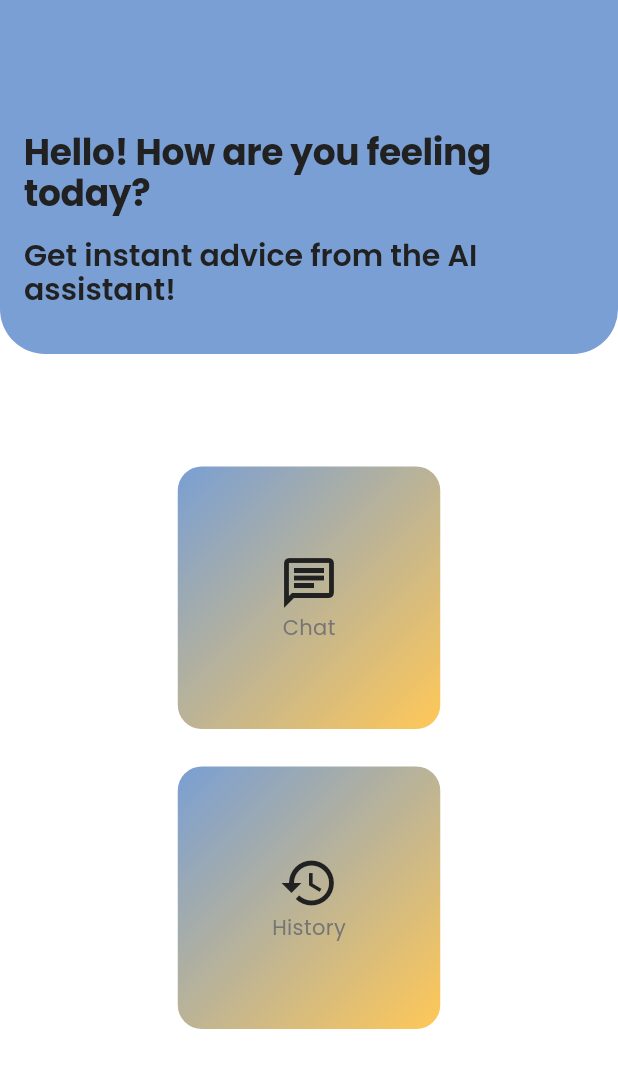
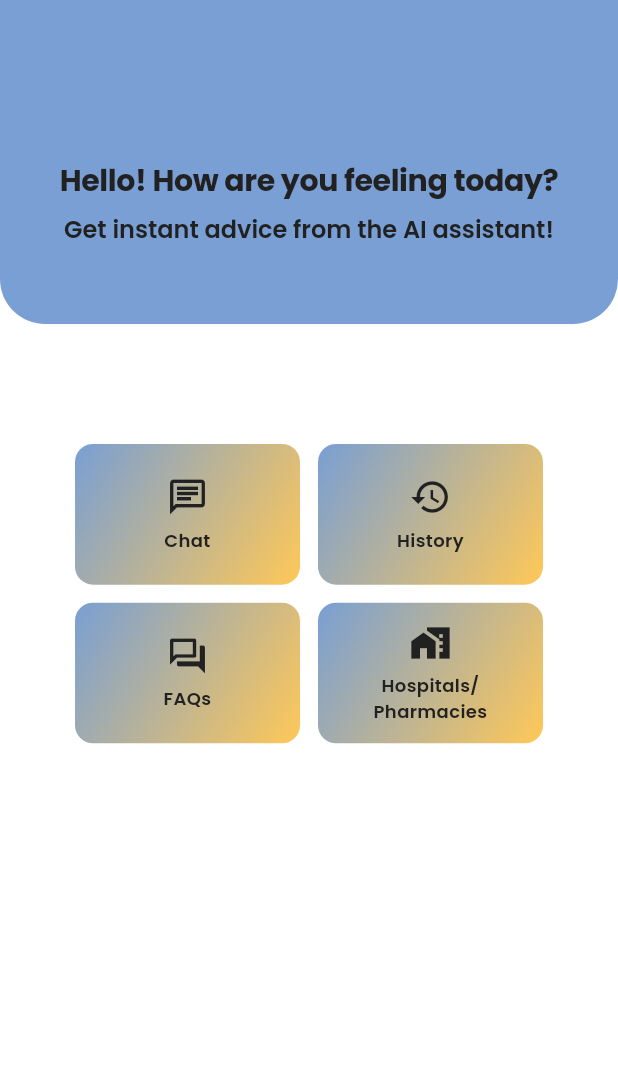
Before and after one commit to Yashi-Piparsaniya/hackOdisha, a Flutter app: the Assistant screen opened directly, on a phone screen of 412 x 824 dp. Shown: the top 1068 px of the screen. Run offline on Flutter 3.47's test engine with Material 3 defaults, Android fonts, the phone set to English and light mode, and no system bars; our stand-ins replace google_fonts, shared_preferences; accounts and stored records are empty.

Commit message:
added nearby hospitals and faqs

```diff
--- a/frontend/lib/app/auth/screens/assistant.dart
+++ b/frontend/lib/app/auth/screens/assistant.dart
@@ -13,98 +13,129 @@ class _AssistantState extends State<Assistant> {
   Widget build(BuildContext context) {
     return Scaffold(
       appBar: AppBar(
-        title: Text(" "),
+        title: const Text(" "),
         backgroundColor: AppColors.primary,
       ),
       body: SingleChildScrollView(
         child: Column(
           crossAxisAlignment: CrossAxisAlignment.center,
           children: [
+            // Top header
             Container(
               width: double.infinity,
-              height: 180,
+              height: 160,
               decoration: BoxDecoration(
                 color: AppColors.primary,
-                borderRadius: BorderRadius.only(bottomLeft: Radius.circular(30) ,bottomRight: Radius.circular(30)),
+                borderRadius: const BorderRadius.only(
+                  bottomLeft: Radius.circular(30),
+                  bottomRight: Radius.circular(30),
+                ),
               ),
               child: Center(
                 child: Padding(
                   padding: const EdgeInsets.all(16.0),
                   child: Column(
                     mainAxisAlignment: MainAxisAlignment.center,
-                      crossAxisAlignment: CrossAxisAlignment.center,
                     children: [
-                        Text("Hello! How are you feeling today?",
-                          style: Theme.of(
-                            context,
-                          ).textTheme.displayLarge?.copyWith(color: AppColors.text),
+                      Text(
+                        "Hello! How are you feeling today?",
+                        style: Theme.of(context)
+                            .textTheme
+                            .displayLarge
+                            ?.copyWith(color: AppColors.text, fontSize: 20),
+                        textAlign: TextAlign.center,
                       ),
-                        const SizedBox(height: 16),
-                        Text("Get instant advice from the AI assistant!",
-                          style: Theme.of(
-                            context,
-                          ).textTheme.displayMedium?.copyWith(color: AppColors.text),
+                      const SizedBox(height: 12),
+                      Text(
+                        "Get instant advice from the AI assistant!",
+                        style: Theme.of(context)
+                            .textTheme
+                            .displayMedium
+                            ?.copyWith(color: AppColors.text, fontSize: 16),
+                        textAlign: TextAlign.center,
                       ),
                     ],
                   ),
-                  )
                 ),
               ),
-            const SizedBox(height: 75),
-            GestureDetector(
-              onTap: (){
-                Navigator.pushNamed(context, "/chat");
-              },
+            ),
+
+            const SizedBox(height: 30),
+
+            // Grid View for Buttons
+            Padding(
+              padding: const EdgeInsets.all(50.0),
+              child: GridView.count(
+                crossAxisCount: 2,
+                crossAxisSpacing: 12,
+                mainAxisSpacing: 12,
+                shrinkWrap: true,
+                physics: const NeverScrollableScrollPhysics(),
+                childAspectRatio: 1.6, // makes buttons smaller & wider
+                children: [
+                  _buildGridItem(
+                    context,
+                    icon: Icons.chat_outlined,
+                    label: "Chat",
+                    onTap: () => Navigator.pushNamed(context, "/chat"),
+                  ),
+                  _buildGridItem(
+                    context,
+                    icon: Icons.history,
+                    label: "History",
+                    onTap: () => Navigator.pushNamed(context, "/history"),
+                  ),
+                  _buildGridItem(
+                    context,
+                    icon: Icons.question_answer_outlined,
+                    label: "FAQs",
+                    onTap: () => Navigator.pushNamed(context, "/faq"),
+                  ),
+                  _buildGridItem(
+                    context,
+                    icon: Icons.maps_home_work_sharp,
+                    label: "Hospitals/Pharmacies",
+                    onTap: () => Navigator.pushNamed(context, "/nhnp"),
+                  ),
+                ],
+              ),
+            ),
+          ],
+        ),
+      ),
+    );
+  }
+
+  // Reusable method for grid items
+  Widget _buildGridItem(BuildContext context,
+      {required IconData icon,
+        required String label,
+        required VoidCallback onTap}) {
+    return GestureDetector(
+      onTap: onTap,
       child: Container(
-                height: 175,
-                width: 175,
+        padding: const EdgeInsets.all(12), // smaller padding
         decoration: BoxDecoration(
-                  borderRadius: BorderRadius.circular(16),
+          borderRadius: BorderRadius.circular(12),
           gradient: LinearGradient(
             colors: [AppColors.primary, AppColors.accent],
             begin: Alignment.topLeft,
             end: Alignment.bottomRight,
           ),
         ),
-                child: Padding(
-                  padding: const EdgeInsets.all(16.0),
         child: Column(
           mainAxisAlignment: MainAxisAlignment.center,
           children: [
-                      Icon(Icons.chat_outlined , color: AppColors.text, size: 40,),
-                      Text("Chat")
-                    ],
+            Icon(icon, color: AppColors.text, size: 28), // smaller icon
+            const SizedBox(height: 6),
+            Text(
+              label,
+              style: TextStyle(
+                color: AppColors.text,
+                fontWeight: FontWeight.w600,
+                fontSize: 12, // smaller font
               ),
-                ),
-              ),
-            ),
-            const SizedBox(height: 25),
-            GestureDetector(
-              onTap:(){
-                Navigator.pushNamed(context, "/history");
-              },
-              child: Container(
-                height: 175,
-                width: 175,
-                decoration: BoxDecoration(
-                  borderRadius: BorderRadius.circular(16),
-                  gradient: LinearGradient(
-                    colors: [AppColors.primary, AppColors.accent],
-                    begin: Alignment.topLeft,
-                    end: Alignment.bottomRight,
-                  ),
-                ),
-                child: Padding(
-                  padding: const EdgeInsets.all(16.0),
-                  child: Column(
-                    mainAxisAlignment: MainAxisAlignment.center,
-                    children: [
-                      Icon(Icons.history , color: AppColors.text, size: 40,),
-                      Text("History")
-                    ],
-                  ),
-                ),
-              ),
+              textAlign: TextAlign.center,
             )
           ],
         ),
--- a/frontend/lib/app/auth/screens/chat.dart
+++ b/frontend/lib/app/auth/screens/chat.dart
@@ -13,7 +13,7 @@ class _ChatState extends State<Chat> {
   Widget build(BuildContext context) {
     return Scaffold(
       appBar: AppBar(
-        title: Text("AI Assistant"),
+        title: Text("SwasthAI"),
         centerTitle: true,
         backgroundColor: AppColors.primary,
       ),
--- a/frontend/lib/main.dart
+++ b/frontend/lib/main.dart
@@ -31,7 +31,7 @@ class MyApp extends StatelessWidget {
         ),
         inputDecorationTheme: AppTextFieldTheme.theme,
       ),
-      initialRoute: AppRoutes.login,
+      initialRoute: AppRoutes.home,
       onGenerateRoute: AppRoutes.generateRoute,
     );
   }
--- a/frontend/lib/routes/routes.dart
+++ b/frontend/lib/routes/routes.dart
@@ -1,6 +1,8 @@
 import 'package:flutter/material.dart';
+import 'package:hack_odisha/app/auth/screens/nhnp.dart';
 
 import '../app/auth/screens/chat.dart';
+import '../app/auth/screens/faq.dart';
 import '../app/auth/screens/history.dart';
 import '../app/auth/screens/home_screen.dart';
 import '../app/auth/screens/login_screen.dart';
@@ -14,6 +16,8 @@ class AppRoutes {
   static const String home = '/home';
   static const String chat = '/chat';
   static const String history = '/history';
+  static const String faq = '/faq';
+  static const String nhnp = '/nhnp';
 
   static Route<dynamic> generateRoute(RouteSettings settings) {
     switch (settings.name) {
@@ -29,6 +33,10 @@ class AppRoutes {
         return MaterialPageRoute(builder: (_) => const Chat());
       case history:
         return MaterialPageRoute(builder: (_) => const History());
+      case faq:
+        return MaterialPageRoute(builder: (_) => const FAQPage());
+      case nhnp:
+        return MaterialPageRoute(builder: (_) => const NHNPPage());
       default:
         return MaterialPageRoute(builder: (_) => const SplashScreen());
     }
--- a/frontend/lib/utils/utils.dart
+++ b/frontend/lib/utils/utils.dart
@@ -1,9 +1,9 @@
 import 'package:flutter/material.dart';
 
 void navigateToLogin(BuildContext context) {
-  Future.delayed(const Duration(seconds: 2), () {
-    Navigator.pushReplacementNamed(context, '/login');
-  });
+ // Future.delayed(const Duration(seconds: 2), () {
+ //   Navigator.pushReplacementNamed(context, '/login');
+ // });
 }
 void navigateToHome(BuildContext context) {
   Future.delayed(const Duration(seconds: 2), () {
```
Also changed, not shown: frontend/lib/app/auth/screens/faq.dart (added, +136 -0 lines), frontend/lib/app/auth/screens/nhnp.dart (added, +179 -0 lines). Lines whose indentation alone changed are shown as unchanged.
